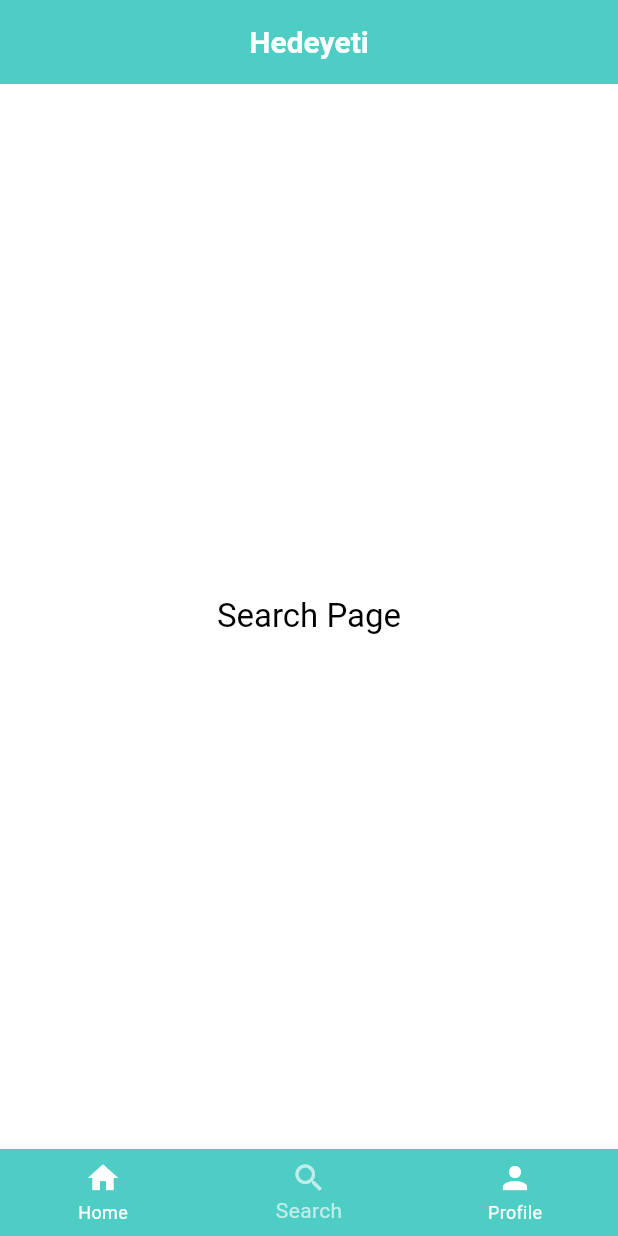
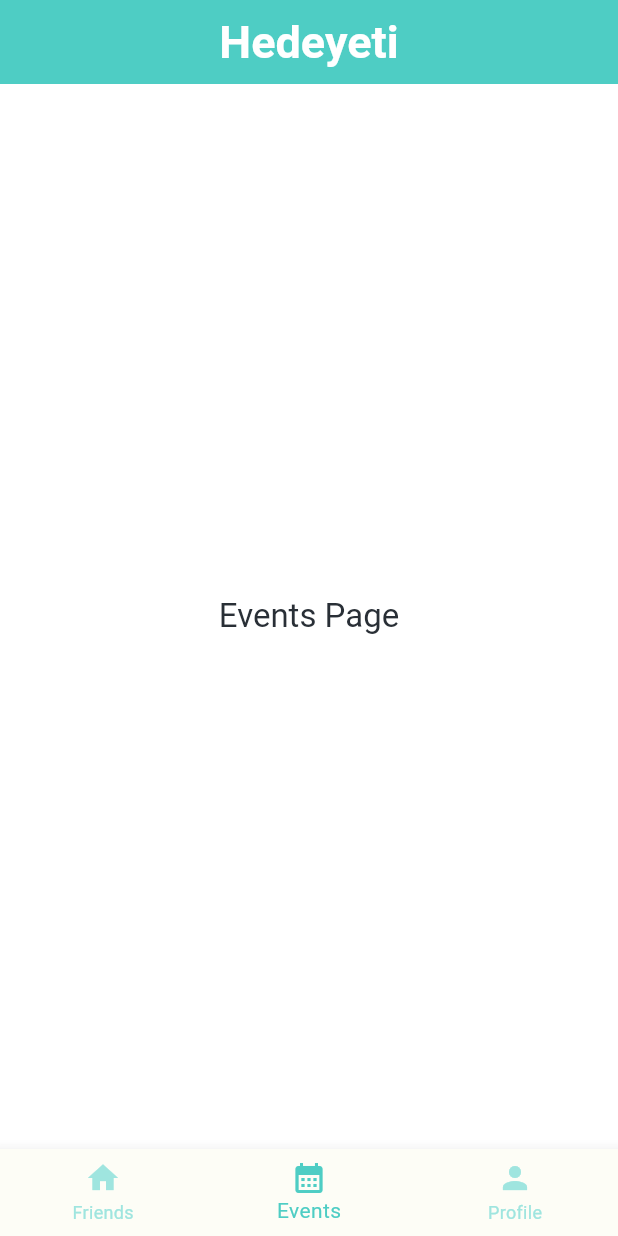
Before and after one commit to YoussefElNagy/Hedieaty, a Flutter app: the screen it shows after launch, item 2 of the bottom bar chosen, on a phone screen of 412 x 824 dp. Run offline on Flutter 3.47's test engine with Material 3 defaults, Android fonts, the phone set to English and light mode, and no system bars.

Commit message:
Home page

```diff
--- /dev/null
+++ b/lib/components/Events.dart
@@ -0,0 +1,13 @@
+import 'package:flutter/material.dart';
+
+class Events extends StatelessWidget {
+  @override
+  Widget build(BuildContext context) {
+    return Center(
+      child: Text(
+        'Events Page',
+        style: Theme.of(context).textTheme.titleLarge,
+      ),
+    );
+  }
+}
--- a/lib/main.dart
+++ b/lib/main.dart
@@ -1,4 +1,7 @@
 import 'package:flutter/material.dart';
+import 'components/Home.dart';
+import 'components/Events.dart';
+
 
 void main() {
   runApp(Hedeyeti());
@@ -9,6 +12,7 @@ class Hedeyeti extends StatelessWidget {
   Widget build(BuildContext context) {
     return MaterialApp(
       title: 'Hedeyeti',
+      debugShowCheckedModeBanner: false,
       theme: ThemeData(
         colorScheme: ColorScheme.fromSwatch().copyWith(
           primary: Color(0xFF4ecdc4),    // Teal for primary color (AppBar and main accents)
@@ -29,17 +33,25 @@ class Hedeyeti extends StatelessWidget {
 
         // Bottom Navigation Bar theme
         bottomNavigationBarTheme: BottomNavigationBarThemeData(
-          backgroundColor: Color(0xFF4ecdc4), // Teal background color for the navbar
-          selectedItemColor: Color(0xFFBFEDEA), // Dark color for the selected item
-          unselectedItemColor: Colors.white,   // White for unselected items
+          backgroundColor: Color(0xFFfdfdf6), // Teal background color for the navbar
+          unselectedItemColor: Color(0xFF9FE5DF), // Dark color for the selected item
+          selectedItemColor: Color(0xFF4ecdc4),   // White for unselected items
         ),
 
         // Text theme with black as the default color for body text
         textTheme: TextTheme(
-          bodyLarge: TextStyle(color: Colors.black),  // Black color for main body text
-          bodyMedium: TextStyle(color: Colors.black),
+          bodyLarge: TextStyle(color: Color(0xFF292f36)),  // Black color for main body text
+          bodyMedium: TextStyle(color: Color(0xFF292f36)),
           titleLarge: TextStyle(
-            color: Colors.black, // Black for headers
+            color: Color(0xFF292f36), // Black for headers
+          ),
+          headlineLarge: TextStyle(
+            color: Color(0xFF292f36),
+            fontWeight: FontWeight.w600// Black for headers
+          ),
+          headlineMedium: TextStyle(
+              color: Color(0xFF292f36),
+              fontWeight: FontWeight.w500// Black for headers
           ),
         ),
       ),
@@ -57,8 +69,8 @@ class _HomeScreenState extends State<HomeScreen> {
   int _selectedIndex = 0;
 
   final List<Widget> _pages = [
-    PageOne(),
-    PageTwo(),
+    Home(),
+    Events(),
     PageThree(),
   ];
 
@@ -72,7 +84,9 @@ class _HomeScreenState extends State<HomeScreen> {
   Widget build(BuildContext context) {
     return Scaffold(
       appBar: AppBar(
-        title: Text('Hedeyeti'),
+        title: Text('Hedeyeti',style: TextStyle(
+          fontSize: 30
+        ),),
         centerTitle: true,
       ),
       body: _pages[_selectedIndex],
@@ -80,11 +94,11 @@ class _HomeScreenState extends State<HomeScreen> {
         items: const <BottomNavigationBarItem>[
           BottomNavigationBarItem(
             icon: Icon(Icons.home),
-            label: 'Home',
+            label: 'Friends',
           ),
           BottomNavigationBarItem(
-            icon: Icon(Icons.search),
-            label: 'Search',
+            icon: Icon(Icons.calendar_month),
+            label: 'Events',
           ),
           BottomNavigationBarItem(
             icon: Icon(Icons.person),
@@ -98,29 +112,7 @@ class _HomeScreenState extends State<HomeScreen> {
   }
 }
 
-class PageOne extends StatelessWidget {
-  @override
-  Widget build(BuildContext context) {
-    return Center(
-      child: Text(
-        'Home Page',
-        style: Theme.of(context).textTheme.titleLarge,
-      ),
-    );
-  }
-}
 
-class PageTwo extends StatelessWidget {
-  @override
-  Widget build(BuildContext context) {
-    return Center(
-      child: Text(
-        'Search Page',
-        style: Theme.of(context).textTheme.titleLarge,
-      ),
-    );
-  }
-}
 
 class PageThree extends StatelessWidget {
   @override
--- a/pubspec.yaml
+++ b/pubspec.yaml
@@ -59,9 +59,8 @@ flutter:
   uses-material-design: true
 
   # To add assets to your application, add an assets section, like this:
-  # assets:
-  #   - images/a_dot_burr.jpeg
-  #   - images/a_dot_ham.jpeg
+assets:
+     - assets/default_avatar.png
 
   # An image asset can refer to one or more resolution-specific "variants", see
   # https://flutter.dev/to/resolution-aware-images
```
Also changed, not shown: lib/components/Home.dart (added, +129 -0 lines), lib/data/friends.dart (added, +13 -0 lines), assets/default_avatar.png (added), 1 other file.
